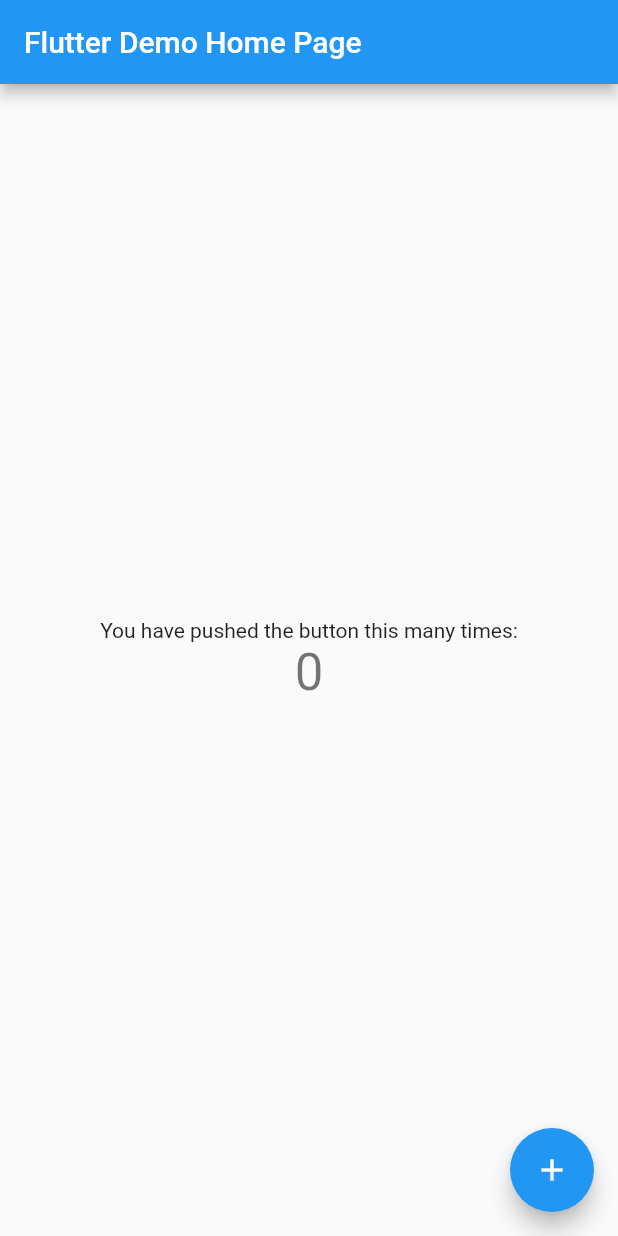
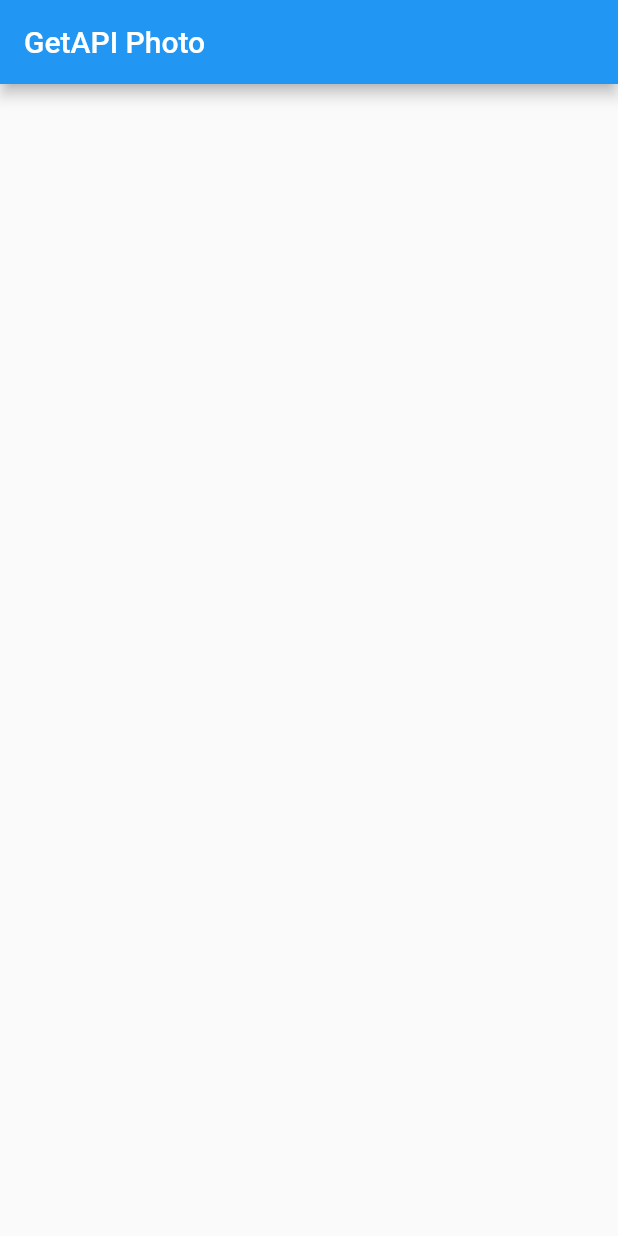
Before and after one commit to NNJio/FlutterLab_RESTful_API, a Flutter app: the screen it shows after launch, on a phone screen of 412 x 824 dp. Run offline on Flutter 3.47's test engine with Material 2 defaults, Android fonts, the phone set to English and light mode, and no system bars.

Commit message:
[Edits] Ready to coding

```diff
--- a/lib/main.dart
+++ b/lib/main.dart
@@ -1,4 +1,6 @@
 import 'package:flutter/material.dart';
+
+import 'views/home.dart';
 
 void main() {
   runApp(const MyApp());
@@ -7,109 +9,16 @@
 class MyApp extends StatelessWidget {
   const MyApp({Key? key}) : super(key: key);
 
-  // This widget is the root of your application.
+
   @override
   Widget build(BuildContext context) {
     return MaterialApp(
       title: 'Flutter Demo',
       theme: ThemeData(
-        // This is the theme of your application.
-        //
-        // Try running your application with "flutter run". You'll see the
-        // application has a blue toolbar. Then, without quitting the app, try
-        // changing the primarySwatch below to Colors.green and then invoke
-        // "hot reload" (press "r" in the console where you ran "flutter run",
-        // or simply save your changes to "hot reload" in a Flutter IDE).
-        // Notice that the counter didn't reset back to zero; the application
-        // is not restarted.
+
         primarySwatch: Colors.blue,
       ),
-      home: const MyHomePage(title: 'Flutter Demo Home Page'),
+      home: const Homepage(),
     );
   }
 }
-
-class MyHomePage extends StatefulWidget {
-  const MyHomePage({Key? key, required this.title}) : super(key: key);
-
-  // This widget is the home page of your application. It is stateful, meaning
-  // that it has a State object (defined below) that contains fields that affect
-  // how it looks.
-
-  // This class is the configuration for the state. It holds the values (in this
-  // case the title) provided by the parent (in this case the App widget) and
-  // used by the build method of the State. Fields in a Widget subclass are
-  // always marked "final".
-
-  final String title;
-
-  @override
-  State<MyHomePage> createState() => _MyHomePageState();
-}
-
-class _MyHomePageState extends State<MyHomePage> {
-  int _counter = 0;
-
-  void _incrementCounter() {
-    setState(() {
-      // This call to setState tells the Flutter framework that something has
-      // changed in this State, which causes it to rerun the build method below
-      // so that the display can reflect the updated values. If we changed
-      // _counter without calling setState(), then the build method would not be
-      // called again, and so nothing would appear to happen.
-      _counter++;
-    });
-  }
-
-  @override
-  Widget build(BuildContext context) {
-    // This method is rerun every time setState is called, for instance as done
-    // by the _incrementCounter method above.
-    //
-    // The Flutter framework has been optimized to make rerunning build methods
-    // fast, so that you can just rebuild anything that needs updating rather
-    // than having to individually change instances of widgets.
-    return Scaffold(
-      appBar: AppBar(
-        // Here we take the value from the MyHomePage object that was created by
-        // the App.build method, and use it to set our appbar title.
-        title: Text(widget.title),
-      ),
-      body: Center(
-        // Center is a layout widget. It takes a single child and positions it
-        // in the middle of the parent.
-        child: Column(
-          // Column is also a layout widget. It takes a list of children and
-          // arranges them vertically. By default, it sizes itself to fit its
-          // children horizontally, and tries to be as tall as its parent.
-          //
-          // Invoke "debug painting" (press "p" in the console, choose the
-          // "Toggle Debug Paint" action from the Flutter Inspector in Android
-          // Studio, or the "Toggle Debug Paint" command in Visual Studio Code)
-          // to see the wireframe for each widget.
-          //
-          // Column has various properties to control how it sizes itself and
-          // how it positions its children. Here we use mainAxisAlignment to
-          // center the children vertically; the main axis here is the vertical
-          // axis because Columns are vertical (the cross axis would be
-          // horizontal).
-          mainAxisAlignment: MainAxisAlignment.center,
-          children: <Widget>[
-            const Text(
-              'You have pushed the button this many times:',
-            ),
-            Text(
-              '$_counter',
-              style: Theme.of(context).textTheme.headline4,
-            ),
-          ],
-        ),
-      ),
-      floatingActionButton: FloatingActionButton(
-        onPressed: _incrementCounter,
-        tooltip: 'Increment',
-        child: const Icon(Icons.add),
-      ), // This trailing comma makes auto-formatting nicer for build methods.
-    );
-  }
-}
--- /dev/null
+++ b/lib/views/home.dart
@@ -0,0 +1,16 @@
+import 'package:flutter/material.dart';
+
+
+class Homepage extends StatelessWidget {
+  const Homepage({Key? key}) : super(key: key);
+
+  @override
+  Widget build(BuildContext context) {
+    return Scaffold(
+      appBar: AppBar(
+        title: const Text('GetAPI Photo'),
+      ),
+      body: Container(),
+    );
+  }
+}
```
